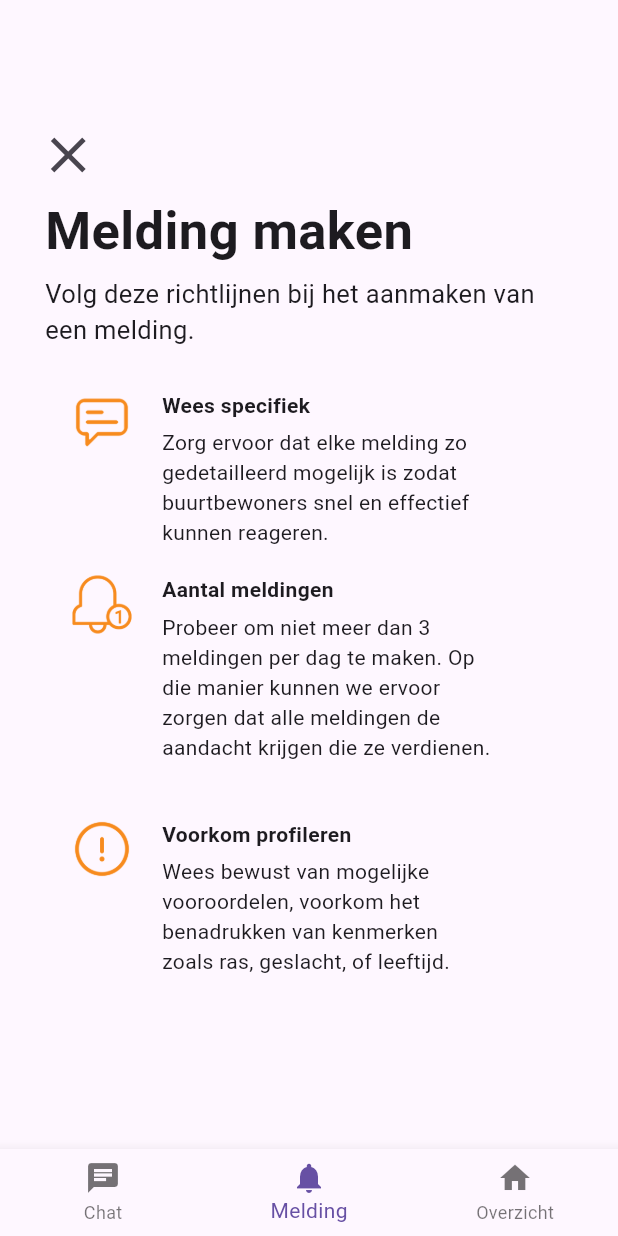
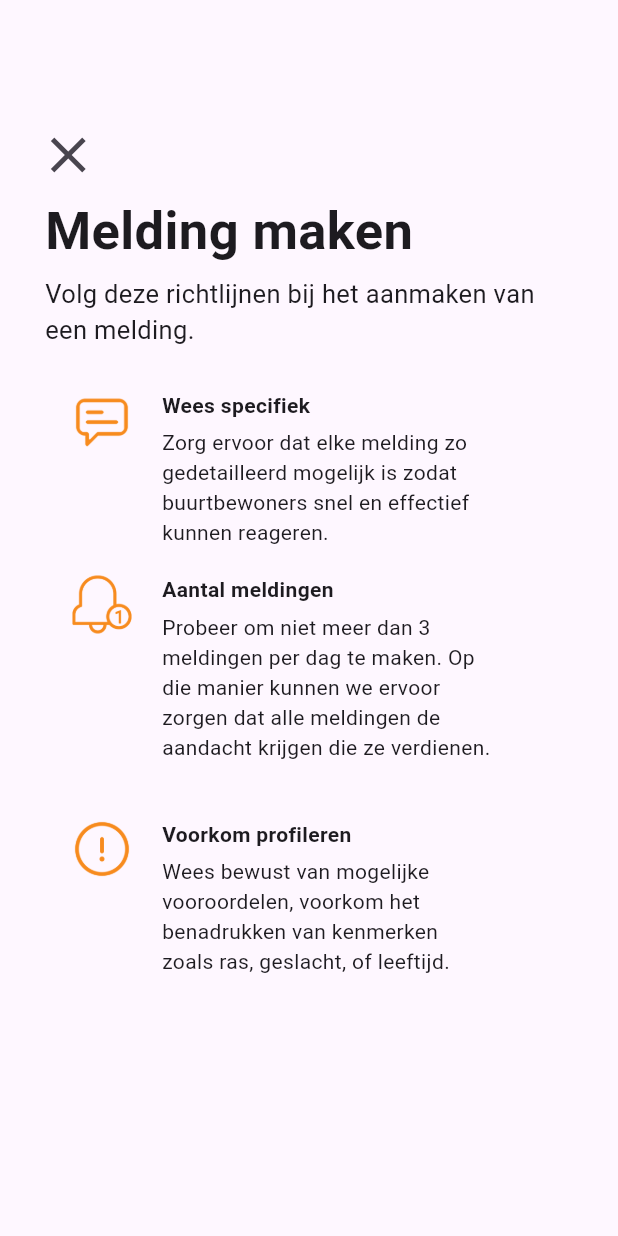
Before and after one commit to brentvanmalsen/safespot, a Flutter app: the screen it shows after launch, item 2 of the bottom bar chosen, on a phone screen of 412 x 824 dp. Run offline on Flutter 3.47's test engine with Material 3 defaults, Android fonts, the phone set to English and light mode, and no system bars; network calls fail.

Commit message:
Navigatiemenu weggehaald bij het aanmaken van een melding

```diff
--- a/lib/main.dart
+++ b/lib/main.dart
@@ -39,9 +39,14 @@ class _MainPageState extends State<MainPage> {
     OverzichtPage(), // Overzichtpagina
   ];
 
+  // Vlag om te bepalen of de bottom navigation bar moet worden getoond
+  bool _showBottomNavBar = true;
+
   void _onItemTapped(int index) {
     setState(() {
       _selectedIndex = index;
+      // Controleer of de bottom navigation bar moet worden getoond op basis van de geselecteerde pagina
+      _showBottomNavBar = index != 1; // Toon niet op de MeldingPage (index 1)
     });
   }
 
@@ -52,7 +57,7 @@ class _MainPageState extends State<MainPage> {
         index: _selectedIndex,
         children: _widgetOptions,
       ),
-      bottomNavigationBar: BottomNavigationBar(
+      bottomNavigationBar: _showBottomNavBar ? BottomNavigationBar(
         items: const <BottomNavigationBarItem>[
           BottomNavigationBarItem(
             icon: Icon(Icons.chat),
@@ -69,7 +74,7 @@ class _MainPageState extends State<MainPage> {
         ],
         currentIndex: _selectedIndex,
         onTap: _onItemTapped,
-      ),
+      ) : null,
     );
   }
 }
--- a/lib/melding.dart
+++ b/lib/melding.dart
@@ -8,7 +8,7 @@ class MeldingPage extends StatelessWidget {
         children: [
           Positioned(
             top: 75,
-            left: 17.5, // Aangepast
+            left: 17.5,
             child: IconButton(
               icon: Icon(Icons.close, size: 40),
               onPressed: () {
@@ -17,7 +17,7 @@ class MeldingPage extends StatelessWidget {
             ),
           ),
           Positioned(
-            top: 129, // Aangepast
+            top: 129,
             left: 30,
             child: Column(
               crossAxisAlignment: CrossAxisAlignment.start,
@@ -31,10 +31,9 @@ class MeldingPage extends StatelessWidget {
                   ),
                 ),
                 const SizedBox(
-                    height: 5), // Extra ruimte toegevoegd tussen de teksten
+                    height: 5),
                 Container(
                   width: MediaQuery.of(context).size.width - 60,
-                  // Breedte van de tekstcontainer ingesteld op scherm breedte - 60 (30 aan beide zijden)
                   child: const Text(
                     'Volg deze richtlijnen bij het aanmaken van een melding.',
                     style: TextStyle(
@@ -45,7 +44,7 @@ class MeldingPage extends StatelessWidget {
                 ),
                 const SizedBox(
                     height:
-                        20), // Extra ruimte toegevoegd voor de afbeelding en tekst
+                        20),
                 Row(
                   crossAxisAlignment: CrossAxisAlignment.start,
                   children: [
@@ -54,7 +53,7 @@ class MeldingPage extends StatelessWidget {
                           top: 8.0,
                           left: 18.0,
                           right: 10.0,
-                          bottom: 75.0), // Padding toegevoegd
+                          bottom: 75.0),
                       child: Image.asset(
                         'assets/images/weesspecifiek.png',
                         height: 40,
@@ -62,13 +61,13 @@ class MeldingPage extends StatelessWidget {
                       ),
                     ),
                     const SizedBox(
-                        width: 10), // Ruimte tussen afbeelding en tekst
+                        width: 10),
                     Column(
                       crossAxisAlignment: CrossAxisAlignment.start,
                       children: [
                         const Padding(
                           padding:
-                              EdgeInsets.only(top: 8.0), // Padding toegevoegd
+                              EdgeInsets.only(top: 8.0),
                           child: Text(
                             'Wees specifiek',
                             style: TextStyle(
@@ -79,10 +78,10 @@ class MeldingPage extends StatelessWidget {
                           ),
                         ),
                         const SizedBox(
-                            height: 5), // Extra ruimte tussen de tekstregels
+                            height: 5),
                         Container(
                           width:
-                              220, // Breedte aangepast naar scherm breedte - 60 (30 aan beide zijden)
+                              220,
                           child: const Text(
                             'Zorg ervoor dat elke melding zo gedetailleerd mogelijk is zodat buurtbewoners snel en effectief kunnen reageren.',
                             style: TextStyle(
@@ -103,7 +102,7 @@ class MeldingPage extends StatelessWidget {
                           top: 8.0,
                           left: 18.0,
                           right: 10.0,
-                          bottom: 115.0), // Padding toegevoegd
+                          bottom: 115.0),
                       child: Image.asset(
                         'assets/images/aantalmeldingen.png',
                         height: 40,
@@ -111,13 +110,13 @@ class MeldingPage extends StatelessWidget {
                       ),
                     ),
                     const SizedBox(
-                        width: 10), // Ruimte tussen afbeelding en tekst
+                        width: 10),
                     Column(
                       crossAxisAlignment: CrossAxisAlignment.start,
                       children: [
                         const Padding(
                           padding:
-                              EdgeInsets.only(top: 8.0), // Padding toegevoegd
+                              EdgeInsets.only(top: 8.0),
                           child: Text(
                             'Aantal meldingen',
                             style: TextStyle(
@@ -128,10 +127,10 @@ class MeldingPage extends StatelessWidget {
                           ),
                         ),
                         const SizedBox(
-                            height: 5), // Extra ruimte tussen de tekstregels
+                            height: 5),
                         Container(
                           width:
-                              220, // Breedte aangepast naar scherm breedte - 60 (30 aan beide zijden)
+                              220,
                           child: const Text(
                             'Probeer om niet meer dan 3 meldingen per dag te maken. Op die manier kunnen we ervoor zorgen dat alle meldingen de aandacht krijgen die ze verdienen.',
                             style: TextStyle(
@@ -152,7 +151,7 @@ class MeldingPage extends StatelessWidget {
                           top: 8.0,
                           left: 18.0,
                           right: 10.0,
-                          bottom: 80.0), // Padding toegevoegd
+                          bottom: 80.0),
                       child: Image.asset(
                         'assets/images/voorkomprofileren.png',
                         height: 40,
@@ -160,13 +159,13 @@ class MeldingPage extends StatelessWidget {
                       ),
                     ),
                     const SizedBox(
-                        width: 10), // Ruimte tussen afbeelding en tekst
+                        width: 10),
                     Column(
                       crossAxisAlignment: CrossAxisAlignment.start,
                       children: [
                         const Padding(
                           padding:
-                              EdgeInsets.only(top: 8.0), // Padding toegevoegd
+                              EdgeInsets.only(top: 8.0),
                           child: Text(
                             'Voorkom profileren',
                             style: TextStyle(
@@ -177,10 +176,10 @@ class MeldingPage extends StatelessWidget {
                           ),
                         ),
                         const SizedBox(
-                            height: 5), // Extra ruimte tussen de tekstregels
+                            height: 5),
                         Container(
                           width:
-                              220, // Breedte aangepast naar scherm breedte - 60 (30 aan beide zijden)
+                              220,
                           child: const Text(
                             'Wees bewust van mogelijke vooroordelen, voorkom het benadrukken van kenmerken zoals ras, geslacht, of leeftijd.',
                             style: TextStyle(
```
